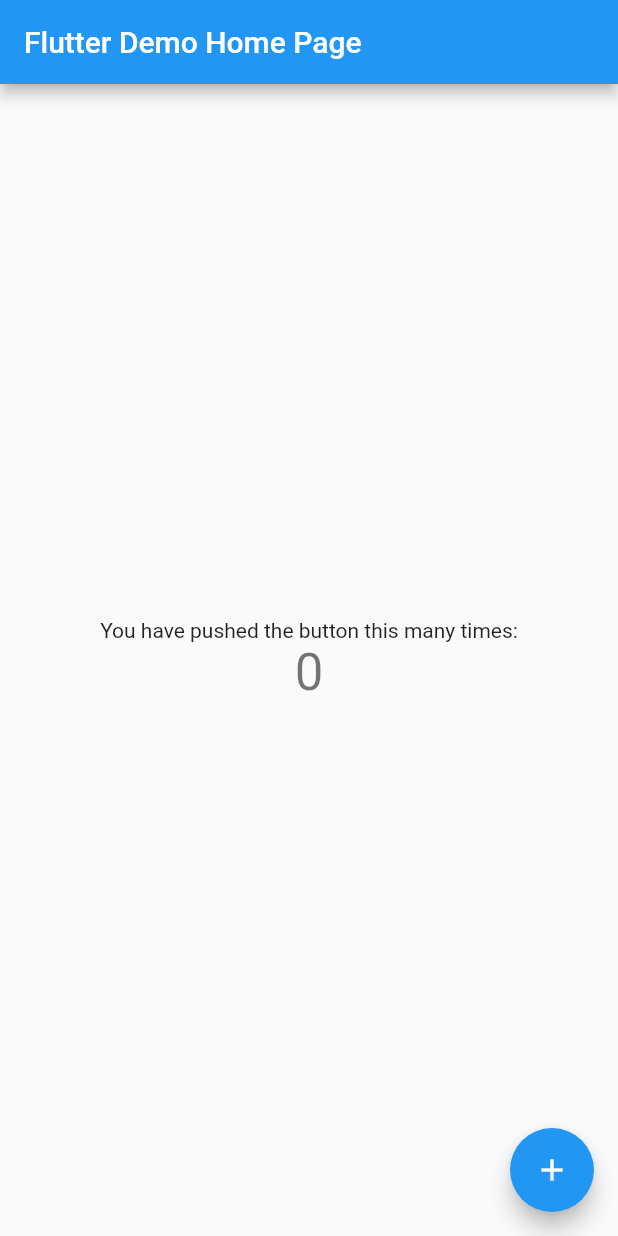
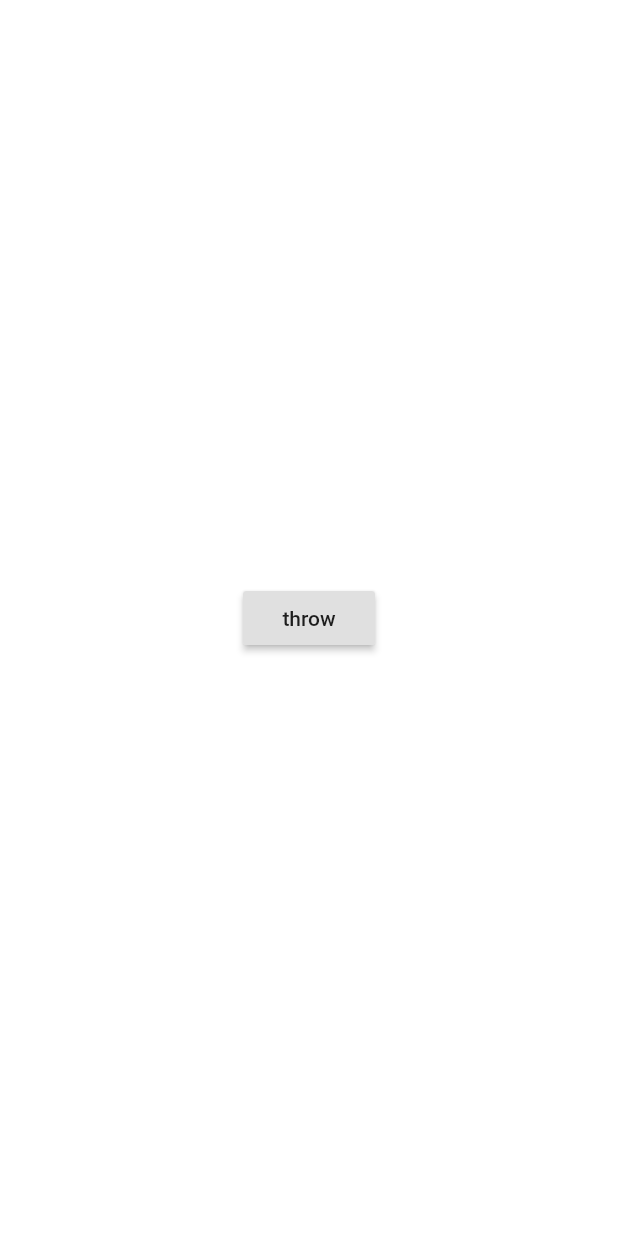
Before and after one commit to manacespereira/Flutter_Crashlytics_Analytics_Sample, a Flutter app: the screen it shows after launch, on a phone screen of 412 x 824 dp. Run offline on Flutter 3.47's test engine with Material 2 defaults, Android fonts, the phone set to English and light mode, and no system bars.

```diff
--- a/lib/main.dart
+++ b/lib/main.dart
@@ -1,3 +1,5 @@
+import 'dart:async';
+
 import 'package:flutter/material.dart';
 
 void main() => runApp(MyApp());
@@ -11,53 +13,27 @@ class MyApp extends StatelessWidget {
       theme: ThemeData(
         primarySwatch: Colors.blue,
       ),
-      home: MyHomePage(title: 'Flutter Demo Home Page'),
+      home: MyHomePage(),
     );
   }
 }
 
 class MyHomePage extends StatefulWidget {
-  MyHomePage({Key key, this.title}) : super(key: key);
-  final String title;
-
   @override
   _MyHomePageState createState() => _MyHomePageState();
 }
 
 class _MyHomePageState extends State<MyHomePage> {
-  int _counter = 0;
-
-  void _incrementCounter() {
-    setState(() {
-      _counter++;
-    });
-  }
-
   @override
   Widget build(BuildContext context) {
-    return Scaffold(
-      appBar: AppBar(
-        title: Text(widget.title),
-      ),
-      body: Center(
-        child: Column(
-          mainAxisAlignment: MainAxisAlignment.center,
-          children: <Widget>[
-            Text(
-              'You have pushed the button this many times:',
-            ),
-            Text(
-              '$_counter',
-              style: Theme.of(context).textTheme.headline4,
-            ),
-          ],
-        ),
-      ),
-      floatingActionButton: FloatingActionButton(
-        onPressed: _incrementCounter,
-        tooltip: 'Increment',
-        child: Icon(Icons.add),
-      ),
+    return Container(
+      child: Center(
+          child: RaisedButton(
+        child: Text('throw'),
+        onPressed: () => Timer.run(() {
+          throw 'throw error'; // 명시적으로 throw를 사용. 일반적이면 무조건 에러 발생.
+        }),
+      )),
     );
   }
 }
```
Also changed, not shown: 3 other files.
